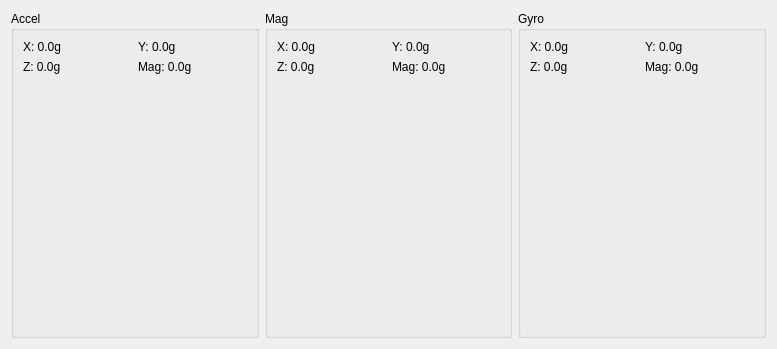
Old version of the form omegasensor_pc/ui/Driver10DOF.ui in the repository wjackson2112/SeniorDesignHub.
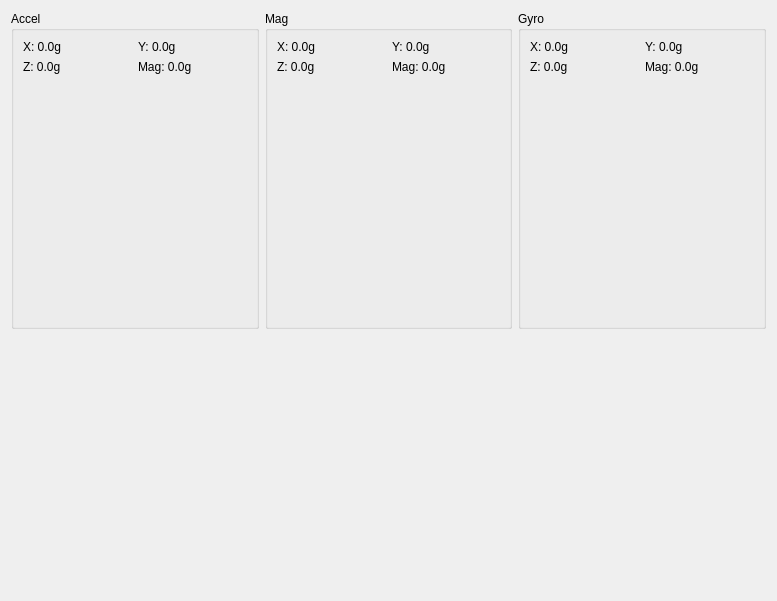
New version of the form. Custom widgets are drawn as their Qt base class.

Commit message: Latest software with a compass!

What changed in the file:
```diff
--- a/omegasensor_pc/ui/Driver10DOF.ui
+++ b/omegasensor_pc/ui/Driver10DOF.ui
@@ -7,12 +7,14 @@
     <x>0</x>
     <y>0</y>
     <width>777</width>
-    <height>349</height>
+    <height>600</height>
    </rect>
   </property>
   <property name="windowTitle">
    <string>10DOF Sensor Module</string>
   </property>
+  <layout class="QVBoxLayout" name="verticalLayout_4">
+   <item>
   <layout class="QHBoxLayout" name="horizontalLayout">
    <item>
     <widget class="QGroupBox" name="groupBox">
@@ -283,6 +285,35 @@
     </widget>
    </item>
   </layout>
+   </item>
+   <item>
+    <layout class="QHBoxLayout" name="horizontalLayout_2">
+     <item>
+      <widget class="Compass" name="compassWidget" native="true">
+       <property name="minimumSize">
+        <size>
+         <width>256</width>
+         <height>255</height>
+        </size>
+       </property>
+      </widget>
+     </item>
+     <item>
+      <spacer name="horizontalSpacer">
+       <property name="orientation">
+        <enum>Qt::Horizontal</enum>
+       </property>
+       <property name="sizeHint" stdset="0">
+        <size>
+         <width>40</width>
+         <height>20</height>
+        </size>
+       </property>
+      </spacer>
+     </item>
+    </layout>
+   </item>
+  </layout>
  </widget>
  <customwidgets>
   <customwidget>
@@ -291,6 +322,12 @@
    <header>SimpleGraph.h</header>
    <container>1</container>
   </customwidget>
+  <customwidget>
+   <class>Compass</class>
+   <extends>QWidget</extends>
+   <header>Compass.h</header>
+   <container>1</container>
+  </customwidget>
  </customwidgets>
  <resources/>
  <connections/>
```
Left out of the diff: 1 changed line with no effect on the pictures. Lines whose indentation alone changed are shown as unchanged. The commit also changes 12 other files.
